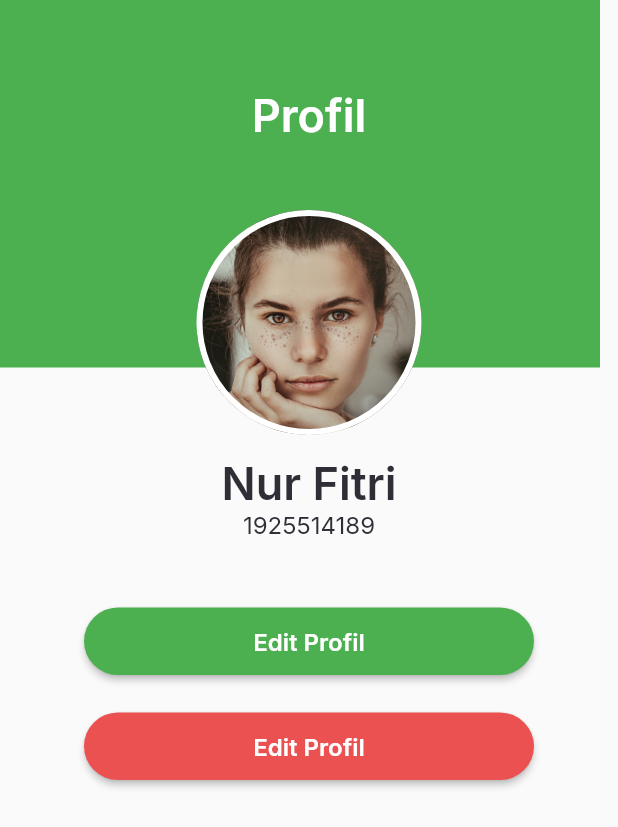
After one commit to dayat2063/pbmdoctor, a Flutter app: the screen it shows after launch, item 4 of the bottom bar chosen, after a tap on "Edit Profil", on a phone screen of 412 x 824 dp. The commit adds this screen. Shown: the top 827 px of the screen. Run offline on Flutter 3.47's test engine with Material 2 defaults, Android fonts, the phone set to English and light mode, and no system bars; our stand-ins replace google_fonts.

Commit message:
mengedit pag profil
tambah gambar tambah button

```diff
--- a/lib/pages/absen_doctor.dart
+++ b/lib/pages/absen_doctor.dart
@@ -1,5 +1,6 @@
 import 'package:flutter/material.dart';
 import 'package:pbmdoctor/pages/page_list_pasien.dart';
+import 'package:pbmdoctor/pages/page_profil.dart';
 import 'package:pbmdoctor/theme.dart';
 import 'package:pbmdoctor/models/navbar.dart';
 import 'package:pbmdoctor/widgets/bottom_navbar_item.dart';
@@ -132,8 +133,18 @@ class Absendoctor extends StatelessWidget {
                 Bottomnavbaritem(
                   Navbar(id: 3, image: 'assets/icons/calender_active.png'),
                 ),
-                Bottomnavbaritem(
-                  Navbar(id: 4, image: 'assets/icons/user_unactive.png'),
+                InkWell(
+                  onTap: () {
+                    Navigator.push(
+                      context,
+                      MaterialPageRoute(
+                        builder: (context) => pages_profil(),
+                      ),
+                    );
+                  },
+                  child: Bottomnavbaritem(
+                    Navbar(id: 4, image: 'assets/icons/user_unactive.png'),
+                  ),
                 ),
               ],
             ),
--- a/lib/pages/homepage_doctor.dart
+++ b/lib/pages/homepage_doctor.dart
@@ -4,6 +4,7 @@ import 'package:pbmdoctor/models/berita.dart';
 import 'package:pbmdoctor/models/navbar.dart';
 import 'package:pbmdoctor/pages/absen_doctor.dart';
 import 'package:pbmdoctor/pages/page_list_pasien.dart';
+import 'package:pbmdoctor/pages/page_profil.dart';
 import 'package:pbmdoctor/theme.dart';
 import 'package:pbmdoctor/widgets/acara_cards.dart';
 import 'package:pbmdoctor/widgets/berita_cards.dart';
@@ -171,6 +172,7 @@ class homepagedoctor extends StatelessWidget {
           ],
         ),
       ),
+      //awal tombol menu
       floatingActionButton: Container(
         height: 81,
         width: 357,
@@ -236,8 +238,18 @@ class homepagedoctor extends StatelessWidget {
                           id: 3, image: 'assets/icons/calender_unactive.png'),
                     ),
                   ),
-                  Bottomnavbaritem(
-                    Navbar(id: 4, image: 'assets/icons/user_unactive.png'),
+                  InkWell(
+                    onTap: () {
+                      Navigator.push(
+                        context,
+                        MaterialPageRoute(
+                          builder: (context) => pages_profil(),
+                        ),
+                      );
+                    },
+                    child: Bottomnavbaritem(
+                      Navbar(id: 4, image: 'assets/icons/user_unactive.png'),
+                    ),
                   ),
                 ],
               ),
--- /dev/null
+++ b/lib/pages/page_profil.dart
@@ -0,0 +1,99 @@
+import 'package:flutter/material.dart';
+import 'package:pbmdoctor/theme.dart';
+
+class pages_profil extends StatelessWidget {
+  @override
+  Widget build(BuildContext context) {
+    return Scaffold(
+      body: SafeArea(
+          child: Stack(
+        children: [
+          Container(
+            width: 400,
+            height: 245,
+            color: greenColor,
+          ),
+          Center(
+            child: Column(
+              children: [
+                SizedBox(height: 59),
+                Text(
+                  'Profil',
+                  style: whiteSemiBoldTextStyle.copyWith(fontSize: 30),
+                ),
+                SizedBox(
+                  height: 45,
+                ),
+                Container(
+                  width: 150,
+                  height: 150,
+                  decoration: BoxDecoration(
+                    color: whiteColor,
+                    image: DecorationImage(
+                      image: AssetImage('assets/images/face1.png'),
+                      fit: BoxFit.cover,
+                    ),
+                    borderRadius: BorderRadius.all(Radius.circular(1000)),
+                    border: Border.all(
+                      color: whiteColor,
+                      width: 4.0,
+                    ),
+                  ),
+                ),
+                SizedBox(
+                  height: 14,
+                ),
+                Text(
+                  'Nur Fitri',
+                  style: blackSemiBoldTextStyle.copyWith(fontSize: 30),
+                ),
+                Text(
+                  '1925514189',
+                  style: blackRegulerTextStyle.copyWith(fontSize: 16),
+                ),
+                SizedBox(
+                  height: 46,
+                ),
+                SizedBox(
+                  width: 300,
+                  height: 45,
+                  child: ElevatedButton(
+                    child: Text(
+                      'Edit Profil',
+                      style: whiteSemiBoldTextStyle.copyWith(fontSize: 16),
+                    ),
+                    onPressed: () {},
+                    style: ElevatedButton.styleFrom(
+                      backgroundColor: greenColor,
+                      shape: RoundedRectangleBorder(
+                          borderRadius: BorderRadius.circular(100)),
+                    ),
+                  ),
+                ),
+                SizedBox(
+                  height: 25,
+                ),
+                SizedBox(
+                  width: 300,
+                  height: 45,
+                  child: ElevatedButton(
+                    child: Text(
+                      'Edit Profil',
+                      style: whiteSemiBoldTextStyle.copyWith(fontSize: 16),
+                    ),
+                    onPressed: () {},
+                    style: ElevatedButton.styleFrom(
+                      backgroundColor: redColor,
+                      shape: RoundedRectangleBorder(
+                          borderRadius: BorderRadius.circular(100)),
+                    ),
+                  ),
+                ),
+              ],
+            ),
+          ),
+        ],
+      )),
+    );
+  }
+}
```
Also changed, not shown: assets/images/face1.png (added), assets/images/profil1.png (added).
